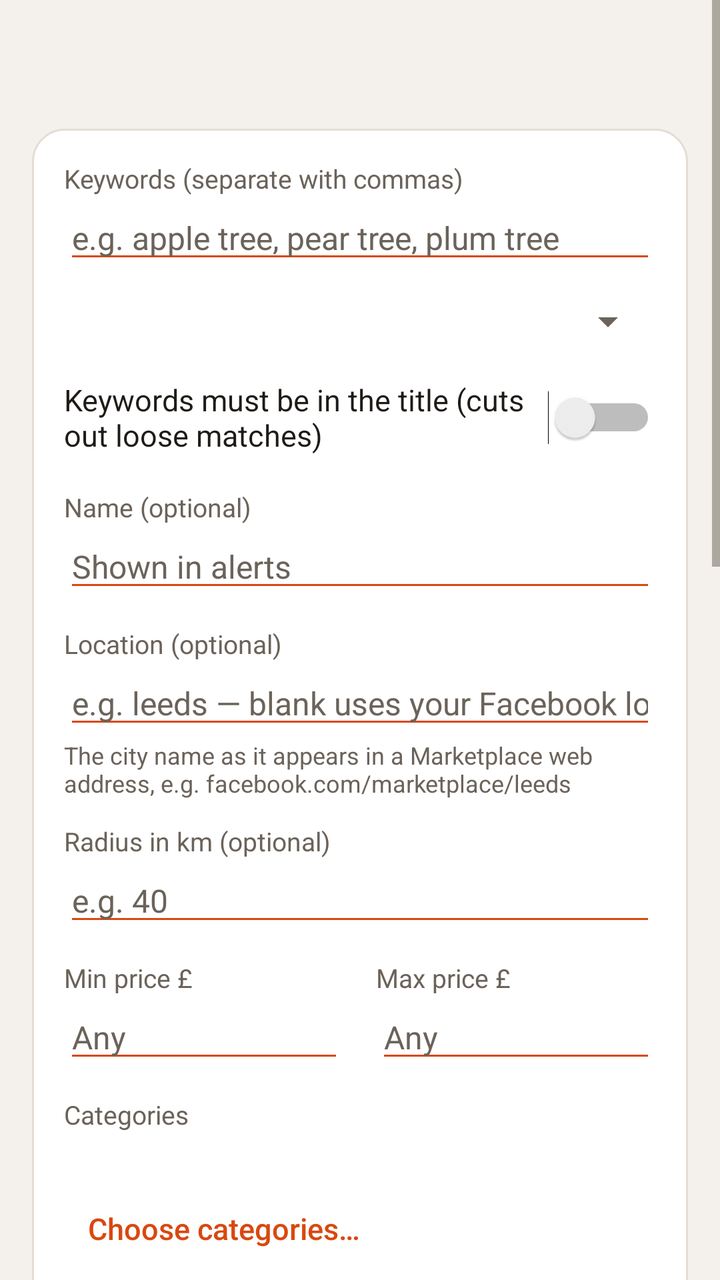
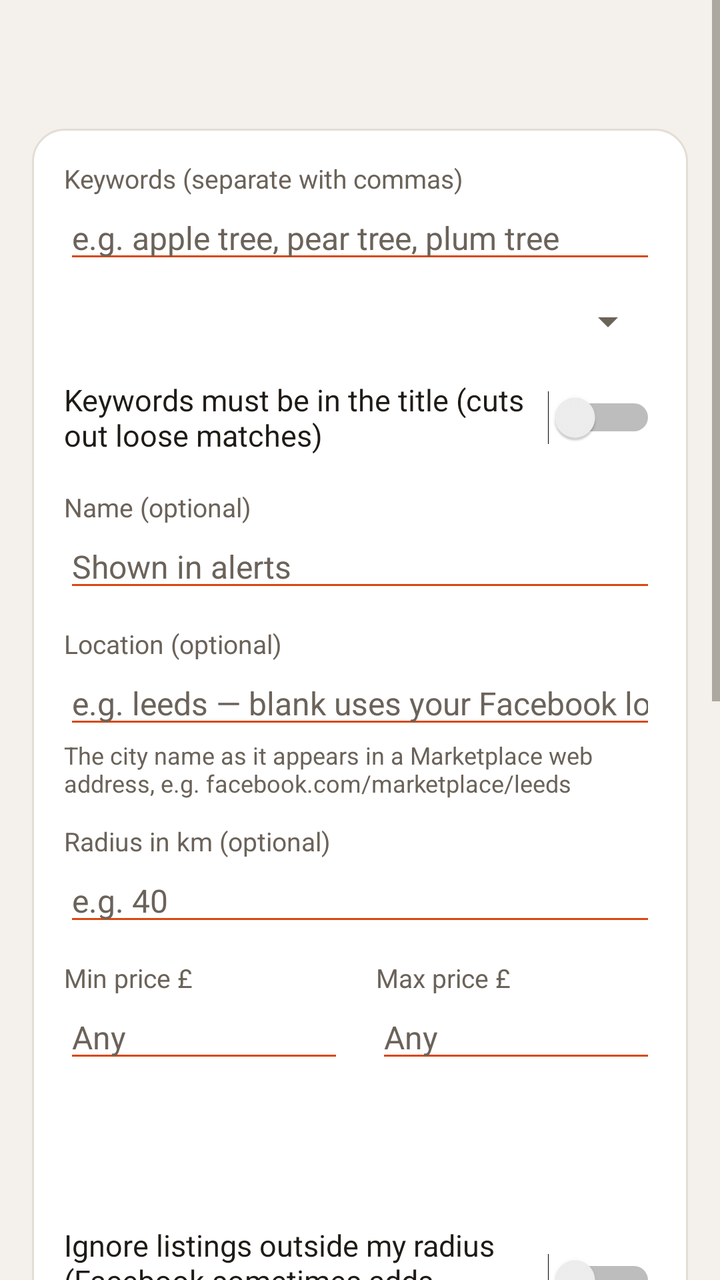

Two renders of the same Android screen: before a commit and after it. Below are the layout's source before the change and the commit's diff.
<!-- AndroidManifest.xml: application theme AppTheme -->
<!-- res/layout/activity_edit.xml -->
<?xml version="1.0" encoding="utf-8"?>
<ScrollView xmlns:android="http://schemas.android.com/apk/res/android"
    android:layout_width="match_parent"
    android:layout_height="match_parent"
    android:fillViewport="true">

    <LinearLayout
        android:layout_width="match_parent"
        android:layout_height="wrap_content"
        android:orientation="vertical"
        android:paddingStart="16dp"
        android:paddingEnd="16dp"
        android:paddingTop="20dp"
        android:paddingBottom="32dp">

        <TextView
            android:id="@+id/tvHeading"
            android:layout_width="match_parent"
            android:layout_height="wrap_content"
            android:layout_marginBottom="12dp"
            android:textColor="@color/text"
            android:textSize="24sp"
            android:textStyle="bold" />

        <LinearLayout style="@style/Card">

            <TextView style="@style/Label" android:layout_marginTop="0dp" android:text="Keywords (separate with commas)" />
            <EditText
                android:id="@+id/etQuery"
                style="@style/Field"
                android:hint="e.g. apple tree, pear tree, plum tree"
                android:inputType="text" />
            <Spinner
                android:id="@+id/spIncludeMode"
                android:layout_width="match_parent"
                android:layout_height="48dp" />
            <Switch
                android:id="@+id/swTitleOnly"
                android:layout_width="match_parent"
                android:layout_height="wrap_content"
                android:minHeight="48dp"
                android:text="Keywords must be in the title (cuts out loose matches)"
                android:textColor="@color/text"
                android:textSize="15sp" />

            <TextView style="@style/Label" android:text="Name (optional)" />
            <EditText
                android:id="@+id/etName"
                style="@style/Field"
                android:hint="Shown in alerts"
                android:inputType="textCapSentences" />

            <TextView style="@style/Label" android:text="Location (optional)" />
            <EditText
                android:id="@+id/etLocation"
                style="@style/Field"
                android:hint="e.g. leeds — blank uses your Facebook location"
                android:inputType="textNoSuggestions" />
            <TextView
                android:layout_width="match_parent"
                android:layout_height="wrap_content"
                android:text="The city name as it appears in a Marketplace web address, e.g. facebook.com/marketplace/leeds"
                android:textColor="@color/subtext"
                android:textSize="12sp" />

            <TextView style="@style/Label" android:text="Radius in km (optional)" />
            <EditText
                android:id="@+id/etRadius"
                style="@style/Field"
                android:hint="e.g. 40"
                android:inputType="number" />

            <LinearLayout
                android:layout_width="match_parent"
                android:layout_height="wrap_content"
                android:orientation="horizontal">

                <LinearLayout
                    android:layout_width="0dp"
                    android:layout_height="wrap_content"
                    android:layout_marginEnd="8dp"
                    android:layout_weight="1"
                    android:orientation="vertical">

                    <TextView style="@style/Label" android:text="Min price £" />
                    <EditText
                        android:id="@+id/etMin"
                        style="@style/Field"
                        android:hint="Any"
                        android:inputType="number" />
                </LinearLayout>

                <LinearLayout
                    android:layout_width="0dp"
                    android:layout_height="wrap_content"
                    android:layout_marginStart="8dp"
                    android:layout_weight="1"
                    android:orientation="vertical">

                    <TextView style="@style/Label" android:text="Max price £" />
                    <EditText
                        android:id="@+id/etMax"
                        style="@style/Field"
                        android:hint="Any"
                        android:inputType="number" />
                </LinearLayout>
            </LinearLayout>

            <TextView style="@style/Label" android:text="Categories" />
            <TextView
                android:id="@+id/tvKinds"
                android:layout_width="match_parent"
                android:layout_height="wrap_content"
                android:layout_marginTop="4dp"
                android:textColor="@color/text"
                android:textSize="15sp" />
            <Button
                android:id="@+id/btnKinds"
                style="@style/TextButton"
                android:layout_width="wrap_content"
                android:layout_height="wrap_content"
                android:text="Choose categories…" />

            <TextView style="@style/Label" android:text="Skip if title contains any of" />
            <EditText
                android:id="@+id/etExclude"
                style="@style/Field"
                android:hint="e.g. wanted, broken, parts"
                android:inputType="textNoSuggestions" />

            <TextView style="@style/Label" android:text="Description must mention any of (optional)" />
            <EditText
                android:id="@+id/etDescInc"
                style="@style/Field"
                android:hint="e.g. fruiting, bare root"
                android:inputType="textNoSuggestions" />

            <TextView style="@style/Label" android:text="Skip if description mentions any of" />
            <EditText
                android:id="@+id/etDescExc"
                style="@style/Field"
                android:hint="e.g. artificial, plastic, fake"
                android:inputType="textNoSuggestions" />
            <TextView
                android:layout_width="match_parent"
                android:layout_height="wrap_content"
                android:text="Descriptions are checked by opening each matching listing, so these add a few seconds per check."
                android:textColor="@color/subtext"
                android:textSize="12sp" />

            <Switch
                android:id="@+id/swArea"
                android:layout_width="match_parent"
                android:layout_height="wrap_content"
                android:layout_marginTop="16dp"
                android:minHeight="48dp"
                android:text="Ignore listings outside my radius (Facebook sometimes adds far-away ones)"
                android:textColor="@color/text"
                android:textSize="15sp" />

            <TextView
                style="@style/Label"
                android:layout_marginTop="20dp"
                android:text="WHAT TO TELL YOU ABOUT"
                android:textStyle="bold"
                android:letterSpacing="0.06" />

            <TextView style="@style/Label" android:layout_marginTop="8dp" android:text="New listings" />
            <Spinner android:id="@+id/spNew" android:layout_width="match_parent" android:layout_height="48dp" />

            <TextView style="@style/Label" android:layout_marginTop="4dp" android:text="Price drops" />
            <Spinner android:id="@+id/spDrop" android:layout_width="match_parent" android:layout_height="48dp" />

            <TextView style="@style/Label" android:layout_marginTop="4dp" android:text="Renewed / not selling (older listings bumped back up)" />
            <Spinner android:id="@+id/spRenewed" android:layout_width="match_parent" android:layout_height="48dp" />

            <TextView style="@style/Label" android:layout_marginTop="4dp" android:text="Title changed" />
            <Spinner android:id="@+id/spUpdated" android:layout_width="match_parent" android:layout_height="48dp" />
        </LinearLayout>

        <Button
            android:id="@+id/btnSave"
            style="@style/PrimaryButton"
            android:layout_width="match_parent"
            android:layout_height="wrap_content"
            android:text="Save" />

        <LinearLayout
            android:layout_width="match_parent"
            android:layout_height="wrap_content"
            android:layout_marginTop="4dp"
            android:orientation="horizontal">

            <Button
                android:id="@+id/btnPreview"
                style="@style/TextButton"
                android:layout_width="0dp"
                android:layout_height="wrap_content"
                android:layout_weight="1"
                android:text="Test this search" />

            <Button
                android:id="@+id/btnDelete"
                style="@style/TextButton"
                android:layout_width="0dp"
                android:layout_height="wrap_content"
                android:layout_weight="1"
                android:text="Delete" />
        </LinearLayout>
    </LinearLayout>
</ScrollView>
<!-- resources referenced by this layout -->
<resources>
  <color name="subtext">#6B635A</color>
  <color name="text">#1F1B16</color>
  <style name="Card">
          <item name="android:layout_width">match_parent</item>
          <item name="android:layout_height">wrap_content</item>
          <item name="android:orientation">vertical</item>
          <item name="android:background">@drawable/card</item>
          <item name="android:padding">16dp</item>
          <item name="android:layout_marginBottom">12dp</item>
      </style>
  <style name="Field">
          <item name="android:layout_width">match_parent</item>
          <item name="android:layout_height">wrap_content</item>
          <item name="android:textSize">16sp</item>
          <item name="android:textColor">@color/text</item>
          <item name="android:textColorHint">@color/subtext</item>
          <item name="android:backgroundTint">@color/accent</item>
      </style>
  <style name="Label">
          <item name="android:layout_width">match_parent</item>
          <item name="android:layout_height">wrap_content</item>
          <item name="android:textSize">13sp</item>
          <item name="android:textColor">@color/subtext</item>
          <item name="android:layout_marginTop">12dp</item>
      </style>
  <style name="PrimaryButton" parent="android:Widget.Material.Button">
          <item name="android:backgroundTint">@color/accent</item>
          <item name="android:textColor">@color/on_accent</item>
          <item name="android:textAllCaps">false</item>
          <item name="android:textSize">16sp</item>
          <item name="android:minHeight">52dp</item>
      </style>
  <style name="TextButton" parent="android:Widget.Material.Button.Borderless">
          <item name="android:textColor">@color/accent</item>
          <item name="android:textAllCaps">false</item>
          <item name="android:textSize">15sp</item>
      </style>
  <style name="AppTheme" parent="android:Theme.Material.Light.NoActionBar">
          <item name="android:colorPrimary">@color/accent</item>
          <item name="android:colorPrimaryDark">@color/bg</item>
          <item name="android:colorAccent">@color/accent</item>
          <item name="android:windowBackground">@color/bg</item>
          <item name="android:statusBarColor">@color/bg</item>
          <item name="android:navigationBarColor">@color/bg</item>
          <item name="android:windowLightStatusBar">true</item>
          <item name="android:textColorPrimary">@color/text</item>
          <item name="android:textColorSecondary">@color/subtext</item>
          <item name="android:alertDialogTheme">@style/DialogTheme</item>
      </style>
  <!-- drawable card (drawable) -->
  <?xml version="1.0" encoding="utf-8"?>
  <shape xmlns:android="http://schemas.android.com/apk/res/android" android:shape="rectangle">
      <solid android:color="@color/card" />
      <corners android:radius="16dp" />
      <stroke android:width="1dp" android:color="@color/line" />
  </shape>
  <color name="accent">#D9480F</color>
  <color name="on_accent">#FFFFFF</color>
  <color name="bg">#F4F1EC</color>
  <style name="DialogTheme" parent="android:Theme.Material.Light.Dialog.Alert">
          <item name="android:colorAccent">@color/accent</item>
      </style>
  <color name="card">#FFFFFF</color>
  <color name="line">#E3DDD4</color>
</resources>

<!-- the commit's change to res/layout/activity_edit.xml (unified diff, before → after) -->
@@ -106,47 +106,67 @@
                 </LinearLayout>
             </LinearLayout>
 
-            <TextView style="@style/Label" android:text="Categories" />
             <TextView
-                android:id="@+id/tvKinds"
-                android:layout_width="match_parent"
-                android:layout_height="wrap_content"
-                android:layout_marginTop="4dp"
-                android:textColor="@color/text"
-                android:textSize="15sp" />
-            <Button
-                android:id="@+id/btnKinds"
-                style="@style/TextButton"
-                android:layout_width="wrap_content"
-                android:layout_height="wrap_content"
-                android:text="Choose categories…" />
-
-            <TextView style="@style/Label" android:text="Skip if title contains any of" />
-            <EditText
-                android:id="@+id/etExclude"
-                style="@style/Field"
-                android:hint="e.g. wanted, broken, parts"
-                android:inputType="textNoSuggestions" />
-
-            <TextView style="@style/Label" android:text="Description must mention any of (optional)" />
-            <EditText
-                android:id="@+id/etDescInc"
-                style="@style/Field"
-                android:hint="e.g. fruiting, bare root"
-                android:inputType="textNoSuggestions" />
-
-            <TextView style="@style/Label" android:text="Skip if description mentions any of" />
-            <EditText
-                android:id="@+id/etDescExc"
-                style="@style/Field"
-                android:hint="e.g. artificial, plastic, fake"
-                android:inputType="textNoSuggestions" />
-            <TextView
-                android:layout_width="match_parent"
-                android:layout_height="wrap_content"
-                android:text="Descriptions are checked by opening each matching listing, so these add a few seconds per check."
-                android:textColor="@color/subtext"
-                android:textSize="12sp" />
+                android:id="@+id/tvAdvanced"
+                android:layout_width="match_parent"
+                android:layout_height="wrap_content"
+                android:layout_marginTop="16dp"
+                android:background="?android:attr/selectableItemBackground"
+                android:minHeight="44dp"
+                android:gravity="center_vertical"
+                android:textColor="@color/accent"
+                android:textSize="16sp"
+                android:textStyle="bold" />
+
+            <LinearLayout
+                android:id="@+id/llAdvanced"
+                android:layout_width="match_parent"
+                android:layout_height="wrap_content"
+                android:orientation="vertical"
+                android:visibility="gone">
+
+                <TextView style="@style/Label" android:text="Categories" />
+                <TextView
+                    android:id="@+id/tvKinds"
+                    android:layout_width="match_parent"
+                    android:layout_height="wrap_content"
+                    android:layout_marginTop="4dp"
+                    android:textColor="@color/text"
+                    android:textSize="15sp" />
+                <Button
+                    android:id="@+id/btnKinds"
+                    style="@style/TextButton"
+                    android:layout_width="wrap_content"
+                    android:layout_height="wrap_content"
+                    android:text="Choose categories…" />
+
+                <TextView style="@style/Label" android:text="Skip if title contains any of" />
+                <EditText
+                    android:id="@+id/etExclude"
+                    style="@style/Field"
+                    android:hint="e.g. wanted, broken, parts"
+                    android:inputType="textNoSuggestions" />
+
+                <TextView style="@style/Label" android:text="Description must mention any of (optional)" />
+                <EditText
+                    android:id="@+id/etDescInc"
+                    style="@style/Field"
+                    android:hint="e.g. fruiting, bare root"
+                    android:inputType="textNoSuggestions" />
+
+                <TextView style="@style/Label" android:text="Skip if description mentions any of" />
+                <EditText
+                    android:id="@+id/etDescExc"
+                    style="@style/Field"
+                    android:hint="e.g. artificial, plastic, fake"
+                    android:inputType="textNoSuggestions" />
+                <TextView
+                    android:layout_width="match_parent"
+                    android:layout_height="wrap_content"
+                    android:text="Descriptions are checked by opening each matching listing, so these add a few seconds per check."
+                    android:textColor="@color/subtext"
+                    android:textSize="12sp" />
+            </LinearLayout>
 
             <Switch
                 android:id="@+id/swArea"
